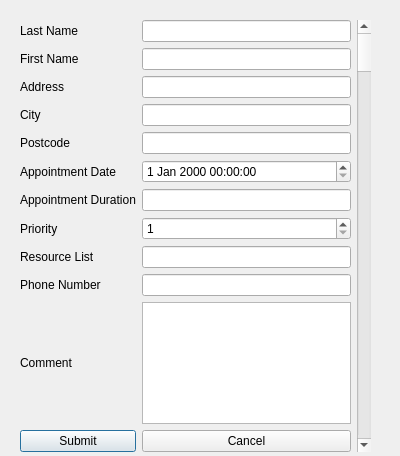
Old version of the form addclient.ui in the repository penghanyuan/ProjectQt.
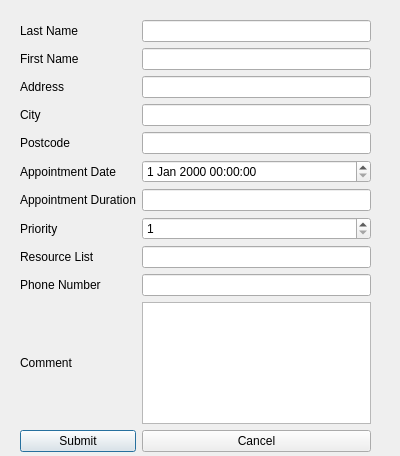
New version of the form.

```diff
--- a/addclient.ui
+++ b/addclient.ui
@@ -10,6 +10,12 @@
     <height>456</height>
    </rect>
   </property>
+  <property name="sizePolicy">
+   <sizepolicy hsizetype="Fixed" vsizetype="Fixed">
+    <horstretch>0</horstretch>
+    <verstretch>0</verstretch>
+   </sizepolicy>
+  </property>
   <property name="windowTitle">
    <string>Dialog</string>
   </property>
@@ -158,13 +164,6 @@
       </item>
      </layout>
     </item>
-    <item>
-     <widget class="QScrollBar" name="verticalScrollBar">
-      <property name="orientation">
-       <enum>Qt::Vertical</enum>
-      </property>
-     </widget>
-    </item>
    </layout>
   </widget>
  </widget>
```
Left out of the diff: 2 changed lines with no effect on the pictures.
